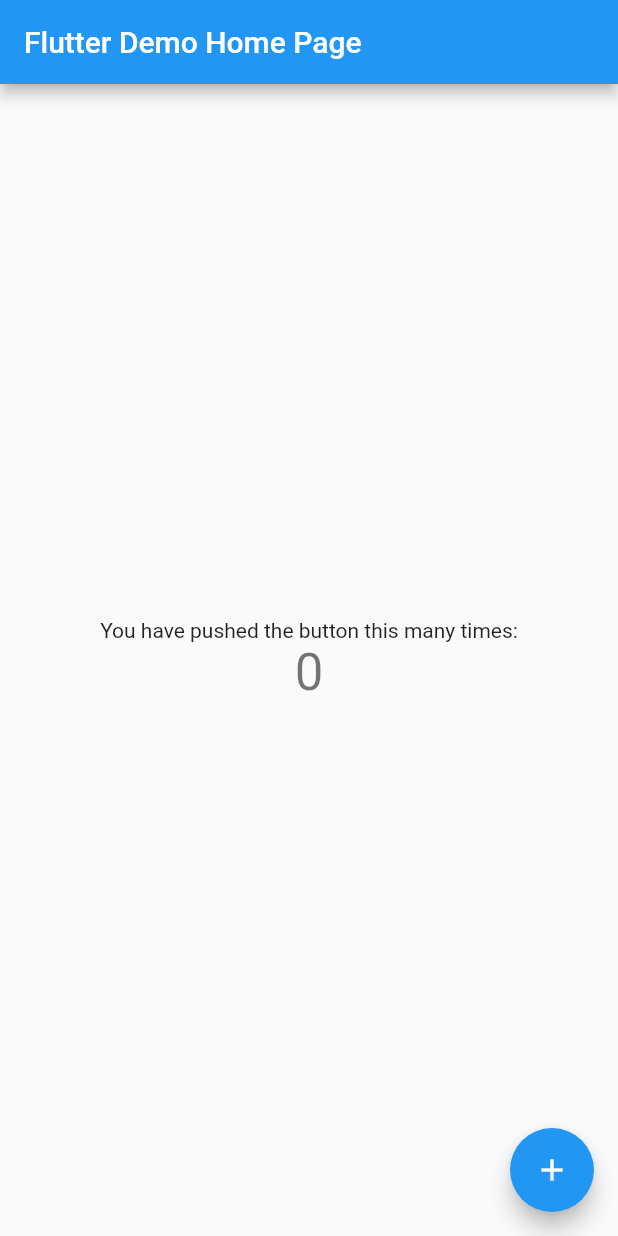
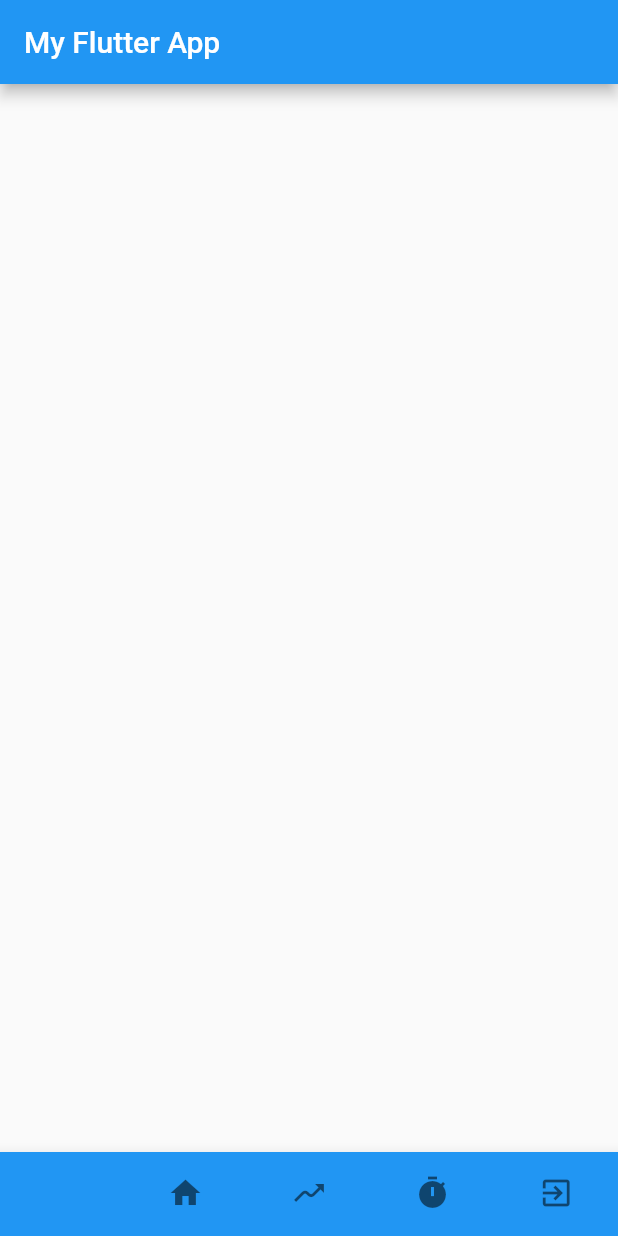
Before and after one commit to kartikeya-bhatt/WorkoutPal, a Flutter app: the screen it shows after launch, on a phone screen of 412 x 824 dp. Run offline on Flutter 3.47's test engine with Material 2 defaults, Android fonts, the phone set to English and light mode, and no system bars.

Commit message:
Added simple nav bar

```diff
--- a/lib/main.dart
+++ b/lib/main.dart
@@ -1,113 +1,16 @@
 import 'package:flutter/material.dart';
+import 'nav_bar.dart';
 
 void main() {
   runApp(MyApp());
 }
 
 class MyApp extends StatelessWidget {
-  // This widget is the root of your application.
   @override
   Widget build(BuildContext context) {
     return MaterialApp(
-      title: 'Flutter Demo',
-      theme: ThemeData(
-        // This is the theme of your application.
-        //
-        // Try running your application with "flutter run". You'll see the
-        // application has a blue toolbar. Then, without quitting the app, try
-        // changing the primarySwatch below to Colors.green and then invoke
-        // "hot reload" (press "r" in the console where you ran "flutter run",
-        // or simply save your changes to "hot reload" in a Flutter IDE).
-        // Notice that the counter didn't reset back to zero; the application
-        // is not restarted.
-        primarySwatch: Colors.blue,
-      ),
-      home: MyHomePage(title: 'Flutter Demo Home Page'),
+      title: 'My Flutter App',
+      home: Home(),
     );
   }
 }
-
-class MyHomePage extends StatefulWidget {
-  MyHomePage({Key key, this.title}) : super(key: key);
-
-  // This widget is the home page of your application. It is stateful, meaning
-  // that it has a State object (defined below) that contains fields that affect
-  // how it looks.
-
-  // This class is the configuration for the state. It holds the values (in this
-  // case the title) provided by the parent (in this case the App widget) and
-  // used by the build method of the State. Fields in a Widget subclass are
-  // always marked "final".
-
-  final String title;
-
-  @override
-  _MyHomePageState createState() => _MyHomePageState();
-}
-
-class _MyHomePageState extends State<MyHomePage> {
-  int _counter = 0;
-
-  void _incrementCounter() {
-    setState(() {
-      // This call to setState tells the Flutter framework that something has
-      // changed in this State, which causes it to rerun the build method below
-      // so that the display can reflect the updated values. If we changed
-      // _counter without calling setState(), then the build method would not be
-      // called again, and so nothing would appear to happen.
-      _counter++;
-    });
-  }
-
-  @override
-  Widget build(BuildContext context) {
-    // This method is rerun every time setState is called, for instance as done
-    // by the _incrementCounter method above.
-    //
-    // The Flutter framework has been optimized to make rerunning build methods
-    // fast, so that you can just rebuild anything that needs updating rather
-    // than having to individually change instances of widgets.
-    return Scaffold(
-      appBar: AppBar(
-        // Here we take the value from the MyHomePage object that was created by
-        // the App.build method, and use it to set our appbar title.
-        title: Text(widget.title),
-      ),
-      body: Center(
-        // Center is a layout widget. It takes a single child and positions it
-        // in the middle of the parent.
-        child: Column(
-          // Column is also a layout widget. It takes a list of children and
-          // arranges them vertically. By default, it sizes itself to fit its
-          // children horizontally, and tries to be as tall as its parent.
-          //
-          // Invoke "debug painting" (press "p" in the console, choose the
-          // "Toggle Debug Paint" action from the Flutter Inspector in Android
-          // Studio, or the "Toggle Debug Paint" command in Visual Studio Code)
-          // to see the wireframe for each widget.
-          //
-          // Column has various properties to control how it sizes itself and
-          // how it positions its children. Here we use mainAxisAlignment to
-          // center the children vertically; the main axis here is the vertical
-          // axis because Columns are vertical (the cross axis would be
-          // horizontal).
-          mainAxisAlignment: MainAxisAlignment.center,
-          children: <Widget>[
-            Text(
-              'You have pushed the button this many times:',
-            ),
-            Text(
-              '$_counter',
-              style: Theme.of(context).textTheme.headline4,
-            ),
-          ],
-        ),
-      ),
-      floatingActionButton: FloatingActionButton(
-        onPressed: _incrementCounter,
-        tooltip: 'Increment',
-        child: Icon(Icons.add),
-      ), // This trailing comma makes auto-formatting nicer for build methods.
-    );
-  }
-}
--- a/lib/nav_bar.dart
+++ b/lib/nav_bar.dart
@@ -0,0 +1,47 @@
+import 'package:flutter/material.dart';
+
+class Home extends StatefulWidget {
+  @override
+  State<StatefulWidget> createState() {
+    return _HomeState();
+  }
+}
+
+class _HomeState extends State<Home> {
+  @override
+  Widget build(BuildContext context) {
+    return Scaffold(
+      appBar: AppBar(
+        title: Text('My Flutter App'),
+      ),
+      bottomNavigationBar: BottomNavigationBar(
+          backgroundColor: Colors.blue,
+          type: BottomNavigationBarType.fixed,
+          showSelectedLabels: false,
+          showUnselectedLabels: false,
+          currentIndex: 0, // this will be set when a new tab is tapped
+          items: [
+            BottomNavigationBarItem(
+                icon: Icon(Icons.person),
+                title: Text('Profile')
+            ),
+            BottomNavigationBarItem(
+              icon: new Icon(Icons.home),
+              title: new Text('Home'),
+            ),
+            BottomNavigationBarItem(
+              icon: new Icon(Icons.moving),
+              title: new Text('Graph'),
+            ),
+            BottomNavigationBarItem(
+              icon: new Icon(Icons.timer),
+              title: new Text('Timer'),
+            ),
+            BottomNavigationBarItem(
+              icon: new Icon(Icons.exit_to_app),
+              title: new Text('Exit'),
+            )
+          ]),
+    );
+  }
+}
```
Also changed, not shown: pubspec.lock.
